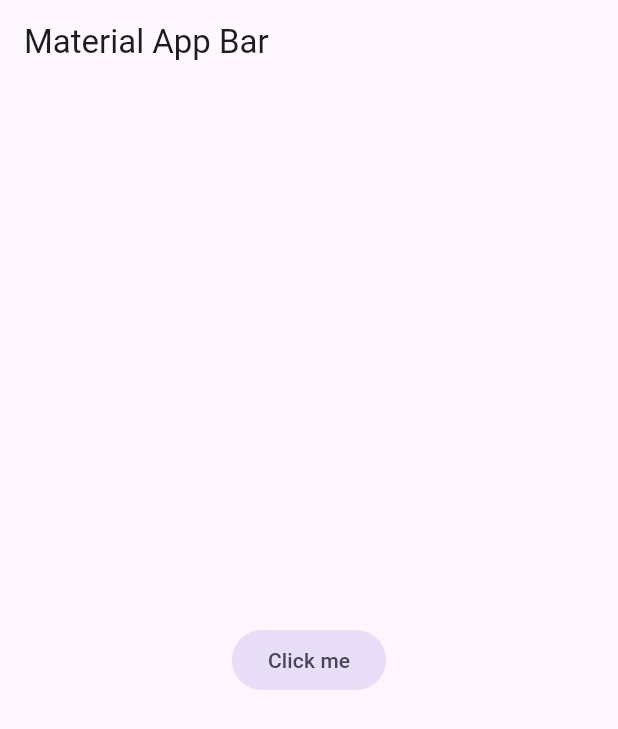
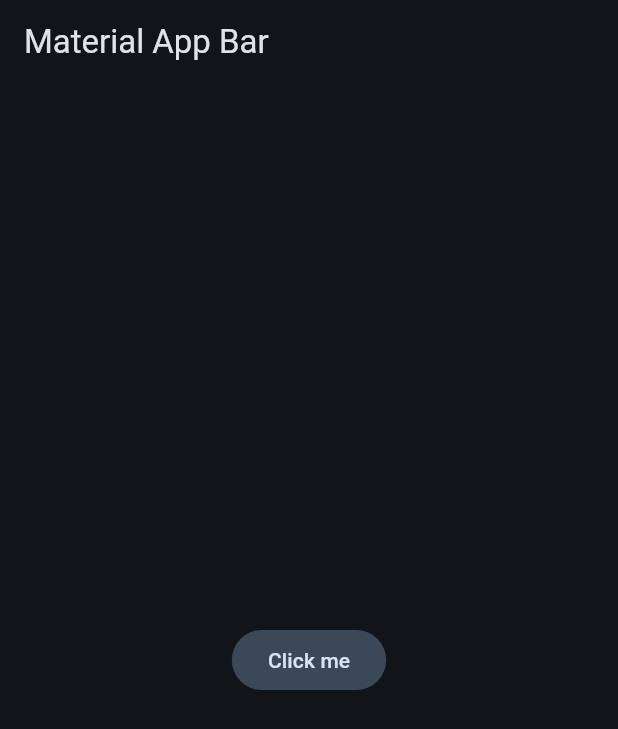
Before and after one commit to Luz-Noh24/YesNoApp, a Flutter app: the screen it shows after launch, on a phone screen of 412 x 824 dp. Shown: the top 729 px of the screen. Run offline on Flutter 3.47's test engine with Material 3 defaults, Android fonts, the phone set to English and light mode, and no system bars.

Commit message:
S5/L02 Nos quedamos modo oscuro

```diff
--- /dev/null
+++ b/yes_no_app/lib/config/theme/app_theme.dart
@@ -0,0 +1,62 @@
+import 'package:flutter/material.dart';
+/* Flutter no acepta directamente
+hexadecimal */
+/*_customColor se le añadio _ para
+hacerlo privado las cuales solo se
+pueden utilizar en el archivo en el
+que estan */
+const Color _customColor = Color.fromARGB(96, 92, 17, 212);
+
+
+
+
+const List <Color> _colorTheme =
+[
+  _customColor,
+  Colors.blue,
+  Colors.teal,
+  Colors.green,
+  Colors.yellow,
+  Colors.orange,
+  Colors.pink,
+];
+
+
+
+
+class AppTheme
+{
+
+  final int selectedColor;
+  AppTheme
+  (
+    {
+      /*para que desde afuera se pueda mandar
+      required this.selectedColor*/
+      this.selectedColor = 0
+
+    }
+    ):assert
+    (
+      selectedColor >= 0 && selectedColor <= _colorTheme.length -1,
+      'Colors must be between 0 and ${_colorTheme.length}'
+    );
+
+
+  /*Regresa el tema de manera
+    dinámica  */
+  ThemeData theme()
+  {
+    return ThemeData
+    (
+      useMaterial3: true,
+      colorSchemeSeed: _colorTheme[selectedColor],
+      /*Modo oscuro */
+      brightness: Brightness.dark
+      /*Modo blanco
+      brightness: Brightness.ligth */
+    );
+
+
+  }
+}
--- a/yes_no_app/lib/main.dart
+++ b/yes_no_app/lib/main.dart
@@ -1,4 +1,5 @@
 import 'package:flutter/material.dart';
+import 'package:yes_no_app/config/theme/app_theme.dart';
 
 void main() => runApp(const MyApp());
 
@@ -10,6 +11,7 @@ class MyApp extends StatelessWidget {
     return MaterialApp(
       title: 'Yes No',
       debugShowCheckedModeBanner: false,
+      theme: AppTheme(selectedColor: 1).theme(),
       home: Scaffold(
         appBar: AppBar(
           title: const Text('Material App Bar'),
```
